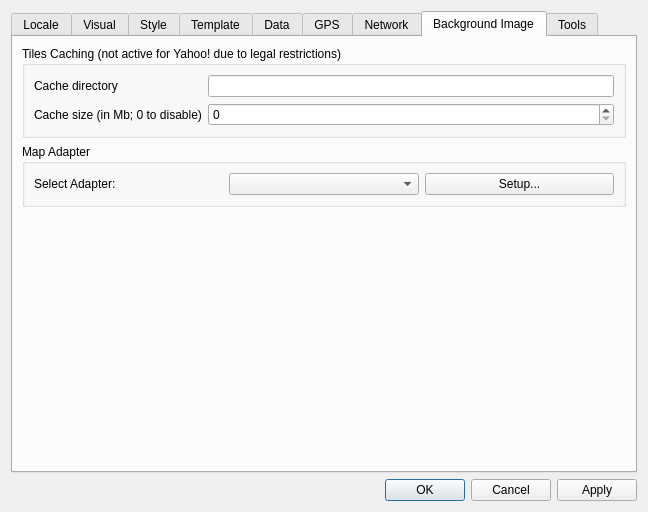
openstreetmap/merkaartor, file Preferences/PreferencesDialog.ui: the form before one commit.
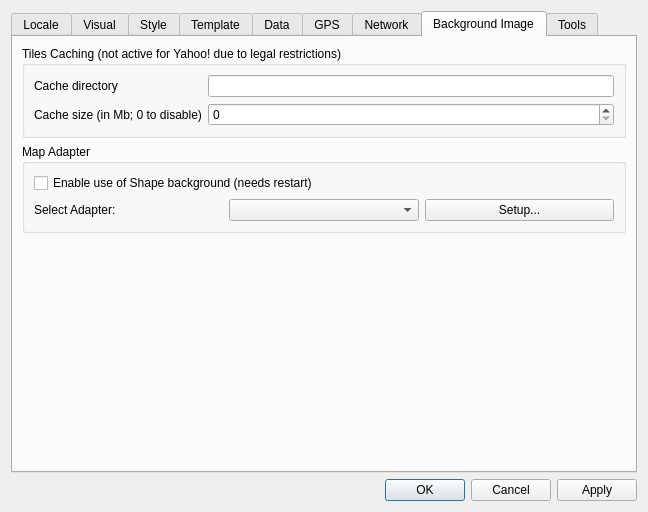
The form after the commit. The open tabs and pages were chosen to show the change.

Commit message: ADD : Preference to enable/disable Shape background (less startup time, less memory consumption)

Patch:
```diff
--- a/Preferences/PreferencesDialog.ui
+++ b/Preferences/PreferencesDialog.ui
@@ -984,14 +984,6 @@
       </layout>
      </widget>
      <widget class="QWidget" name="tab_2" >
-      <property name="geometry" >
-       <rect>
-        <x>4</x>
-        <y>30</y>
-        <width>624</width>
-        <height>436</height>
-       </rect>
-      </property>
       <attribute name="title" >
        <string>Background Image</string>
       </attribute>
@@ -1036,7 +1028,16 @@
            <property name="title" >
             <string>Map Adapter</string>
            </property>
-           <layout class="QHBoxLayout" >
+           <layout class="QVBoxLayout" name="verticalLayout_8" >
+            <item>
+             <widget class="QCheckBox" name="cbUseShapefileForBackground" >
+              <property name="text" >
+               <string>Enable use of Shape background (needs restart)</string>
+              </property>
+             </widget>
+            </item>
+            <item>
+             <layout class="QHBoxLayout" name="horizontalLayout_8" >
             <item>
              <widget class="QLabel" name="label_4" >
               <property name="maximumSize" >
@@ -1064,6 +1065,8 @@
              </widget>
             </item>
            </layout>
+            </item>
+           </layout>
           </widget>
          </item>
         </layout>
```
Left out of the diff: 66 changed lines with no effect on the pictures. Lines whose indentation alone changed are shown as unchanged. The commit also changes 3 other files.
